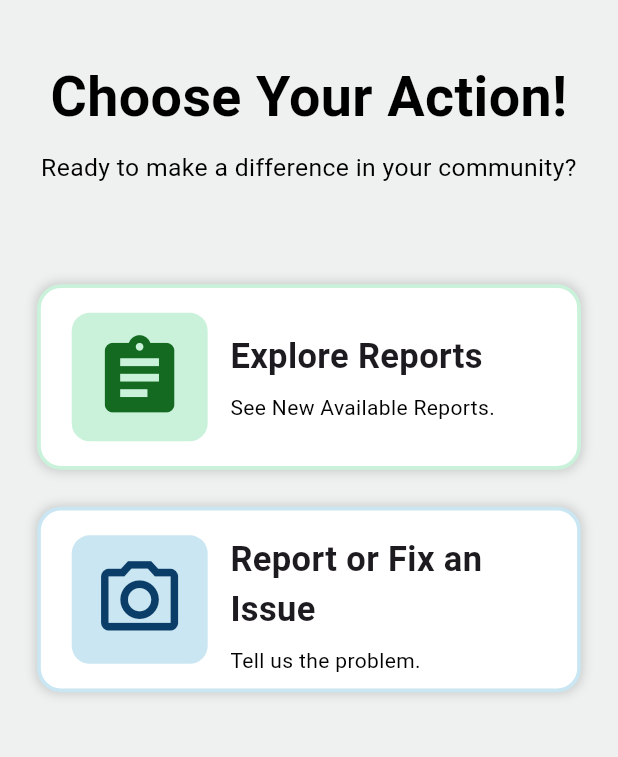
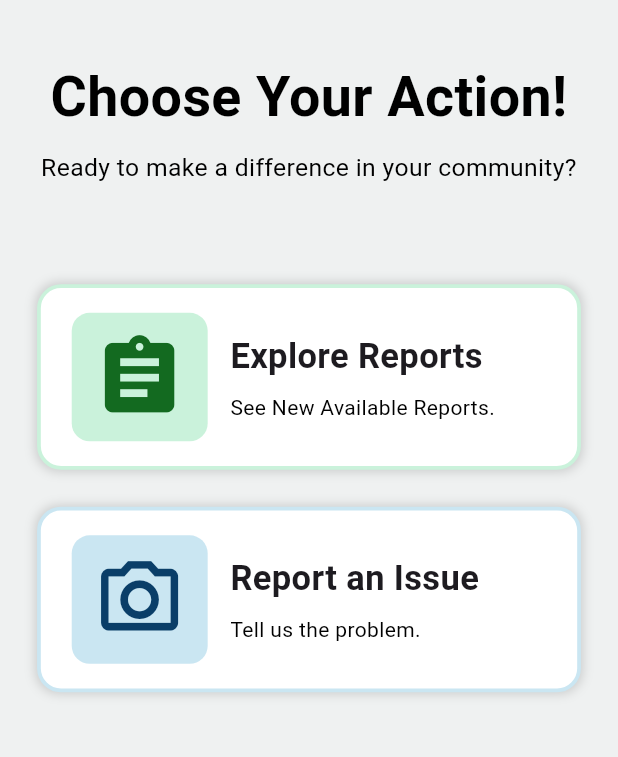
Before and after one commit to alkofahijo/basma-app, a Flutter app: the HomePage screen opened directly, on a phone screen of 412 x 824 dp, the part 73-830 px from its top. Run offline on Flutter 3.47's test engine with Material 3 defaults, Android fonts, the light colour scheme and no system bars; our stand-ins replace get, image_picker, shared_preferences, smooth_page_indicator; accounts and stored records are empty.

Commit message:
Fix an issue

```diff
--- a/FrontEnd/basma_app/lib/pages/home_page.dart
+++ b/FrontEnd/basma_app/lib/pages/home_page.dart
@@ -66,7 +66,7 @@ class HomePage extends StatelessWidget {
 
               HomeScreenButton(
                 icon: Icons.camera_alt_outlined,
-                title: 'Report or Fix an Issue',
+                title: 'Report an Issue',
                 subtitle: 'Tell us the problem.',
                 onTap: () {
                   Get.to(() => LoginPage());
```
